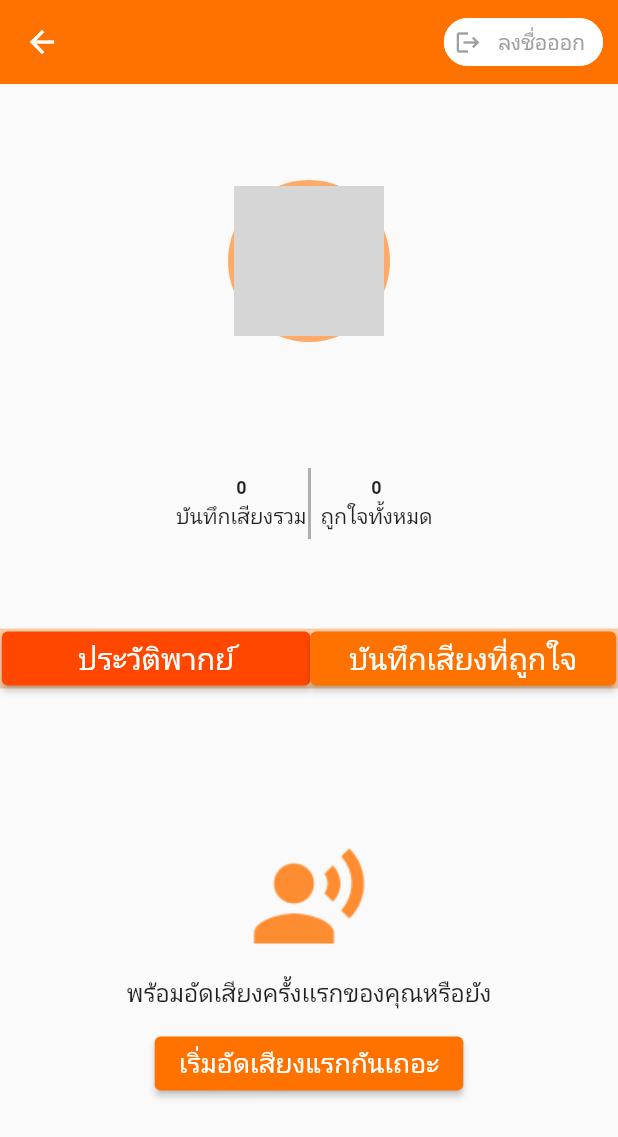
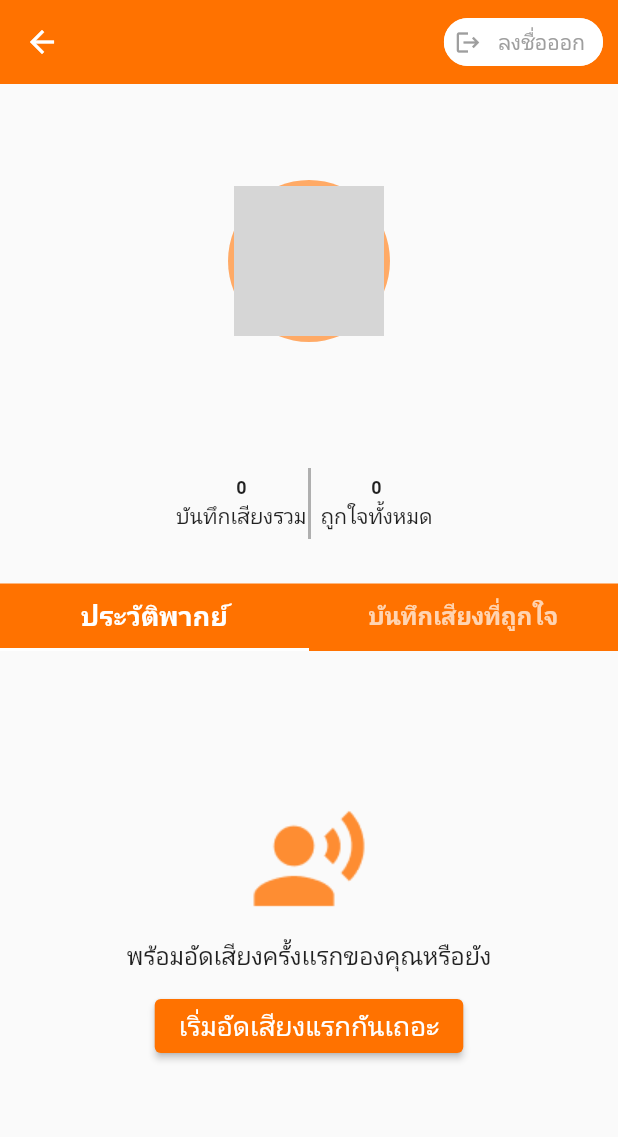
Before and after one commit to Napat-Edu/Overvoice, a Flutter app: the ProfilePage screen opened directly, on a phone screen of 412 x 824 dp. Shown: the top 1137 px of the screen. Run offline on Flutter 3.47's test engine with Material 2 defaults, Android fonts, the phone set to English and light mode, and no system bars; our stand-ins replace audioplayers, cloud_firestore, firebase_auth, firebase_core, firebase_storage, flutter_signin_button and 3 more; missing offline and left inert: flutter_beep, flutter_sound; accounts and stored records are empty; network calls fail; grey boxes are pictures that could not be loaded.

Commit message:
Profile_recentDubbing

```diff
--- a/lib/screen/profile_page.dart
+++ b/lib/screen/profile_page.dart
@@ -6,13 +6,28 @@ import '../controller/login_controller.dart';
 import '../main.dart';
 import '../model/listen_detail.dart';
 import 'listen_page.dart';
+import '../model/title_detail.dart';
+import 'moreInfo_page.dart';
 
-class ProfilePage extends StatelessWidget {
-  ProfilePage({super.key});
+class ProfilePage extends StatefulWidget {
+  const ProfilePage({super.key});
+
+  @override
+  State<ProfilePage> createState() => _ProfilePage();
+}
 
 List<String> docID = [];
 List<String> audioName = [];
-  final double profileHeight = 144;
+
+class _ProfilePage extends State<ProfilePage>
+    with SingleTickerProviderStateMixin {
+  late TabController _tabController;
+
+  @override
+  void initState() {
+    _tabController = new TabController(length: 2, vsync: this);
+    super.initState();
+  }
 
   @override
   Widget build(BuildContext context) {
@@ -51,7 +66,6 @@ class ProfilePage extends StatelessWidget {
               SizedBox(
                 height: 30,
               ),
-              buildMiddler(),
               Text("กำลังโหลด..."),
             ],
           );
@@ -116,10 +130,6 @@ class ProfilePage extends StatelessWidget {
         mainAxisAlignment: MainAxisAlignment.center,
         children: <Widget>[
           buildRecLike(text: 'บันทึกเสียงรวม', value: userData["recordAmount"]),
-          /*VerticalDivider(
-            color: Colors.black,
-            thickness: 2,
-          ),*/
           Image.asset("assets/image/LineRL.png"),
           Image.asset("assets/image/LineRL.png"),
           buildRecLike(text: 'ถูกใจทั้งหมด', value: userData["likeAmount"]),
@@ -152,39 +162,34 @@ class ProfilePage extends StatelessWidget {
       );
 
   Widget buildMiddler() => Container(
-        decoration: BoxDecoration(color: Color.fromARGB(88, 255, 115, 0)),
-        height: 40,
-        margin: EdgeInsets.only(top: 30),
-        child: Row(
-          mainAxisAlignment: MainAxisAlignment.center,
-          children: [
-            SizedBox(height: 12),
-            ElevatedButton(
-              style: TextButton.styleFrom(
-                backgroundColor: Color(0xFFFF4700),
-                foregroundColor: Colors.white,
+        child: Column(
+          children: <Widget>[
+            Container(
+                height: 45,
+                color: Color(0xFFFF7200),
+                child: TabBar(
+                    controller: _tabController,
+                    indicatorColor: Colors.white,
+                    labelStyle:
+                        TextStyle(fontSize: 18, fontWeight: FontWeight.bold),
+                    unselectedLabelStyle:
+                        TextStyle(fontSize: 16, fontWeight: FontWeight.w600),
+                    tabs: [
+                      Tab(
+                        text: "ประวัติพากย์",
                       ),
-              onPressed: () {},
-              child: Text('       ประวัติพากย์       ',
-                  style: TextStyle(fontSize: 20)),
+                      Tab(
+                        text: "บันทึกเสียงที่ถูกใจ",
                       ),
-            SizedBox(height: 12),
-            ElevatedButton(
-              style: TextButton.styleFrom(
-                backgroundColor: Color(0xFFFF7200),
-                foregroundColor: Colors.white,
-              ),
-              onPressed: () {},
-              child: Text('  บันทึกเสียงที่ถูกใจ  ',
-                  style: TextStyle(fontSize: 20)),
-            ),
+                    ])),
           ],
         ),
       );
 
-  Widget buildBelow(List<ListenDetails> listenList) => Container(
-        // decoration: BoxDecoration(color: Color.fromARGB(88, 255, 115, 0)),
-        height: 350,
+  Widget buildBelow(List<ListenDetails> listenList) => Expanded(
+          child: TabBarView(controller: _tabController, children: <Widget>[
+        Center(
+          //child: Text("ประวัติพากย์"),
           child: listenList.isEmpty
               ? Column(
                   children: [
@@ -210,6 +215,7 @@ class ProfilePage extends StatelessWidget {
                   ],
                 )
               : ListView.separated(
+                  shrinkWrap: true,
                   separatorBuilder: (context, index) => const Divider(
                         color: Color(0xFFFFAA66),
                       ),
@@ -220,7 +226,8 @@ class ProfilePage extends StatelessWidget {
                             height: 55,
                             child: Container(
                               decoration: BoxDecoration(boxShadow: [
-                              BoxShadow(color: Color(0xFFFFAA66), blurRadius: 5)
+                                BoxShadow(
+                                    color: Color(0xFFFFAA66), blurRadius: 5)
                               ]),
                               child: Image.network(
                                 listenList[index].imgURL!,
@@ -265,7 +272,11 @@ class ProfilePage extends StatelessWidget {
                           child: const Text('เล่น'),
                         ),
                       )),
-      );
+        ),
+        Center(
+          child: Text("บันทึกเสียงที่ถูกใจ"),
+        ),
+      ]));
 
   Future<List<ListenDetails>> getHistoryData() async {
     audioName = [];
```
Also changed, not shown: lib/screen/home_page.dart (+46 -49 lines), pubspec.lock. Lines whose indentation alone changed are shown as unchanged.
